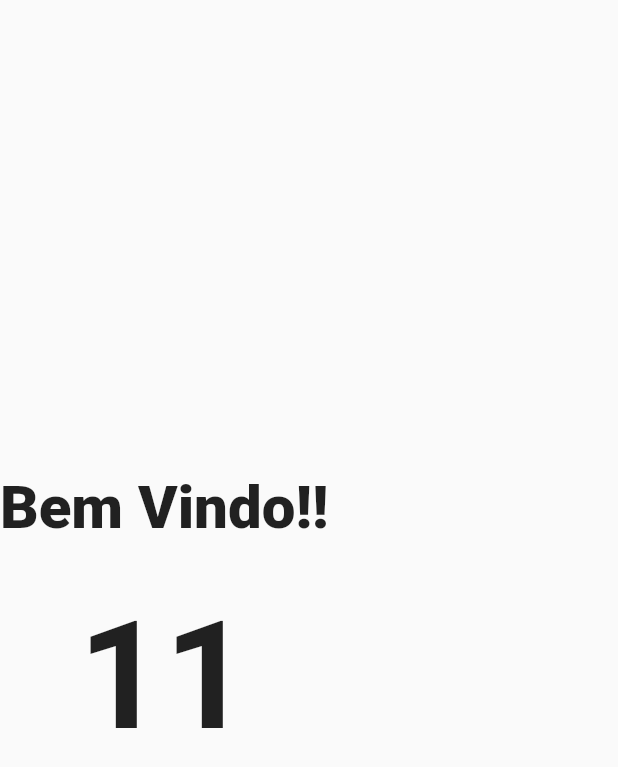
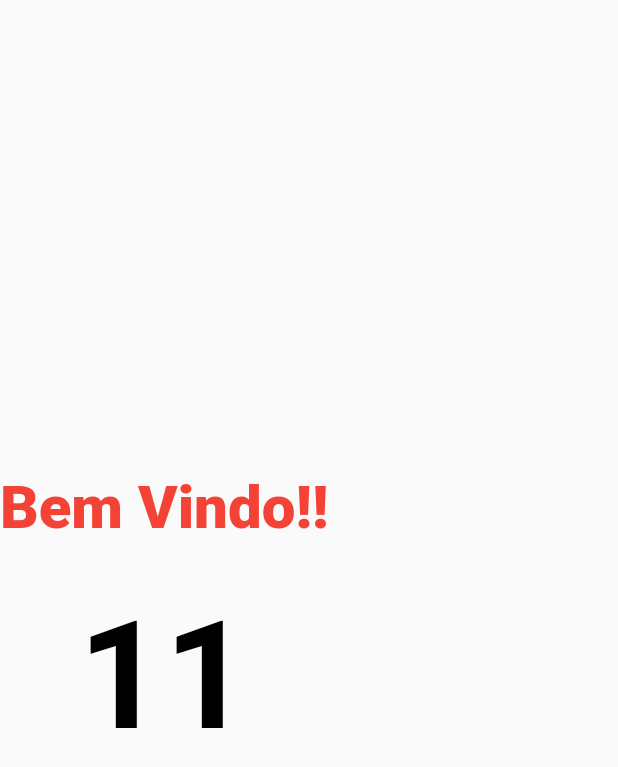
Before and after one commit to AurelioM33/contador_simples_de_pessoal, a Flutter app: the screen it shows after launch, on a phone screen of 412 x 824 dp. Shown: the top 767 px of the screen. Run offline on Flutter 3.47's test engine with Material 2 defaults, Android fonts, the phone set to English and light mode, and no system bars.

Commit message:
colors_text_

```diff
--- a/lib/home_page.dart
+++ b/lib/home_page.dart
@@ -17,6 +17,7 @@ class _HomePageState extends State<HomePage> {
           Text(
             "Bem Vindo!!",
             style: TextStyle(
+              color: Colors.red,
               fontSize: 40,
               fontWeight: FontWeight.w900,
             ),
@@ -25,6 +26,7 @@ class _HomePageState extends State<HomePage> {
           Text(
             "11",
             style: TextStyle(
+              color: Colors.black,
               fontSize: 100,
               fontWeight: FontWeight.bold,
             ),
```
